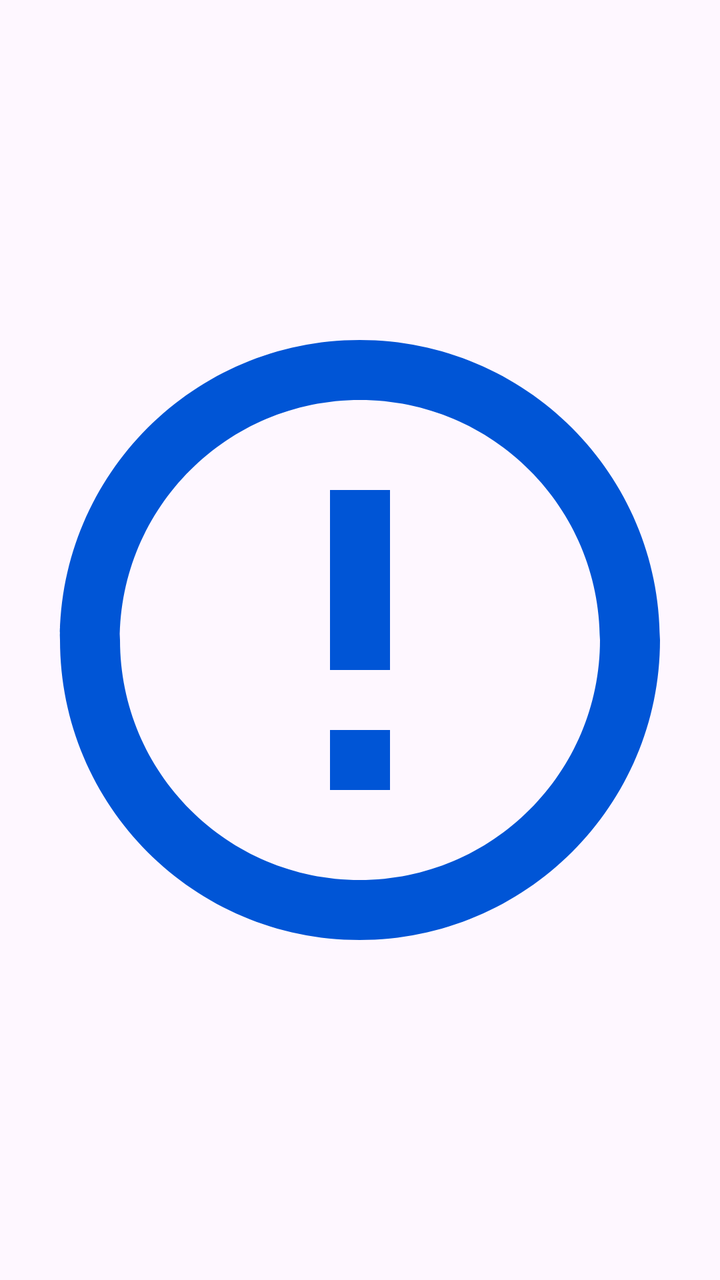
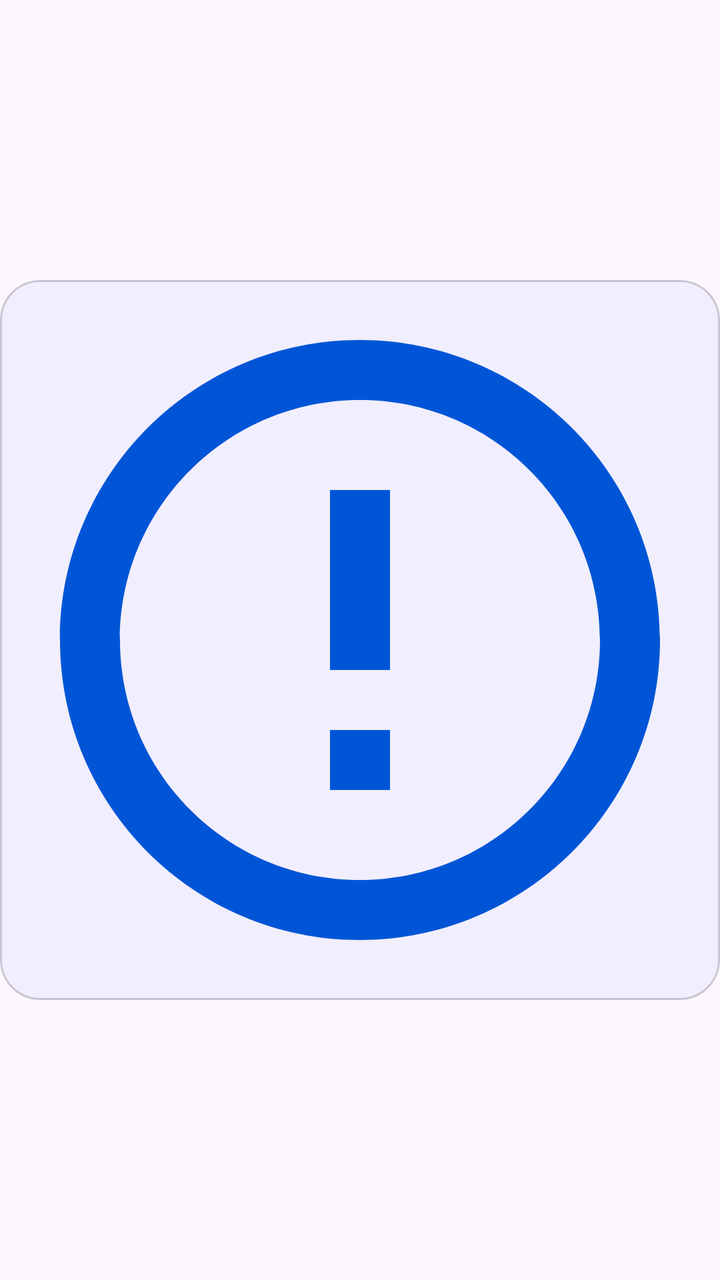

Before-and-after screenshots of an Android layout around one commit, followed by the original layout XML and the change that was made.
<!-- AndroidManifest.xml: application theme Theme.ManagerAssistant.Static -->
<!-- res/layout/view_holder_picture.xml -->
<?xml version="1.0" encoding="utf-8"?>
<androidx.constraintlayout.widget.ConstraintLayout xmlns:android="http://schemas.android.com/apk/res/android"
    xmlns:app="http://schemas.android.com/apk/res-auto"
    android:layout_width="match_parent"
    android:layout_height="wrap_content">

    <ImageView
        android:id="@+id/image_view"
        android:layout_width="match_parent"
        android:layout_height="wrap_content"
        android:adjustViewBounds="true"
        android:contentDescription="@string/container_of_account_picture"
        android:src="@drawable/baseline_error_outline_24"
        app:layout_constraintBottom_toBottomOf="parent"
        app:layout_constraintTop_toTopOf="parent" />

    <androidx.appcompat.widget.AppCompatCheckedTextView
        android:id="@+id/checked_text"
        android:layout_width="wrap_content"
        android:layout_height="wrap_content"
        android:drawableStart="?android:attr/listChoiceIndicatorMultiple"
        android:visibility="gone"
        app:layout_constraintEnd_toEndOf="parent"
        app:layout_constraintTop_toTopOf="parent" />
</androidx.constraintlayout.widget.ConstraintLayout>
<!-- resources referenced by this layout -->
<resources>
  <!-- drawable baseline_error_outline_24 (drawable) -->
  <vector xmlns:android="http://schemas.android.com/apk/res/android" android:height="24dp" android:tint="?attr/colorPrimary" android:viewportHeight="24" android:viewportWidth="24" android:width="24dp">
        
      <path android:fillColor="@android:color/white" android:pathData="M11,15h2v2h-2zM11,7h2v6h-2zM11.99,2C6.47,2 2,6.48 2,12s4.47,10 9.99,10C17.52,22 22,17.52 22,12S17.52,2 11.99,2zM12,20c-4.42,0 -8,-3.58 -8,-8s3.58,-8 8,-8 8,3.58 8,8 -3.58,8 -8,8z"/>
      
  </vector>
  <string name="container_of_account_picture">流水记录图片显示容器</string>
  <style name="Theme.ManagerAssistant.Static" parent="Theme.Material3.Light.NoActionBar">
          
          <item name="colorPrimary">@color/color_primary</item>
          <item name="colorOnPrimary">@color/color_on_primary</item>
          <item name="colorPrimaryContainer">@color/color_primary_container</item>
          
          <item name="colorSecondaryContainer">@color/color_secondary_container</item>
          
          <item name="android:statusBarColor">?attr/colorSurface</item>
          
          <item name="colorSurface">@color/color_surface</item>
          <item name="colorSurfaceContainer">@color/color_surface_container</item>
          <item name="colorSurfaceContainerLow">@color/color_surface_container_low</item>
  
          <item name="toolbarStyle">@style/ToolBarStyle</item>
          <item name="drawableTint">?attr/colorPrimary</item>
          <item name="colorControlActivated">?attr/colorPrimary</item>
          <item name="android:windowLightStatusBar">true</item>
          <item name="android:navigationBarColor">?attr/colorSurface</item>
      </style>
  <color name="color_primary">#0055d6</color>
  <color name="color_on_primary">#ffffff</color>
  <color name="color_primary_container">#d8e1fe</color>
  <color name="color_secondary_container">#e0e1ff</color>
  <color name="color_surface">#faf9ff</color>
  <color name="color_surface_container">#ebedfa</color>
  <color name="color_surface_container_low">#edeffc</color>
  <style name="ToolBarStyle" parent="Widget.Material3.Toolbar">
          <item name="android:backgroundTint">?attr/colorSurface</item>
          <item name="navigationIconTint">?attr/colorPrimary</item>
          <item name="contentInsetStart">10dp</item>
          <item name="titleTextAppearance">@style/TitleStyle</item>
      </style>
  <style name="TitleStyle">
          <item name="android:textSize">23sp</item>
      </style>
</resources>

<!-- the commit's change to res/layout/view_holder_picture.xml (unified diff, before → after) -->
@@ -4,20 +4,32 @@
     android:layout_width="match_parent"
     android:layout_height="wrap_content">
 
-    <ImageView
-        android:id="@+id/image_view"
+    <com.google.android.material.card.MaterialCardView
+        android:id="@+id/image_view_container"
         android:layout_width="match_parent"
         android:layout_height="wrap_content"
-        android:adjustViewBounds="true"
-        android:contentDescription="@string/container_of_account_picture"
-        android:src="@drawable/baseline_error_outline_24"
+        android:clickable="true"
+        android:focusable="true"
+        app:cardBackgroundColor="@color/card_background_color"
+        app:cardCornerRadius="20dp"
         app:layout_constraintBottom_toBottomOf="parent"
-        app:layout_constraintTop_toTopOf="parent" />
+        app:layout_constraintTop_toTopOf="parent">
+
+        <ImageView
+            android:id="@+id/image_view"
+            android:layout_width="match_parent"
+            android:layout_height="wrap_content"
+            android:adjustViewBounds="true"
+            android:contentDescription="@string/container_of_account_picture"
+            android:src="@drawable/baseline_error_outline_24" />
+    </com.google.android.material.card.MaterialCardView>
 
     <androidx.appcompat.widget.AppCompatCheckedTextView
         android:id="@+id/checked_text"
         android:layout_width="wrap_content"
         android:layout_height="wrap_content"
+        android:layout_marginTop="3dp"
+        android:layout_marginEnd="3dp"
         android:drawableStart="?android:attr/listChoiceIndicatorMultiple"
         android:visibility="gone"
         app:layout_constraintEnd_toEndOf="parent"
<!-- resource entries referenced after the edit -->
@@ -6,7 +6,7 @@
       <path android:fillColor="@android:color/white" android:pathData="M11,15h2v2h-2zM11,7h2v6h-2zM11.99,2C6.47,2 2,6.48 2,12s4.47,10 9.99,10C17.52,22 22,17.52 22,12S17.52,2 11.99,2zM12,20c-4.42,0 -8,-3.58 -8,-8s3.58,-8 8,-8 8,3.58 8,8 -3.58,8 -8,8z"/>
       
   </vector>
-  <string name="container_of_account_picture">流水记录图片显示容器</string>
+  <string name="container_of_account_picture">流水记录图片</string>
   <style name="Theme.ManagerAssistant.Static" parent="Theme.Material3.Light.NoActionBar">
           
           <item name="colorPrimary">@color/color_primary</item>
